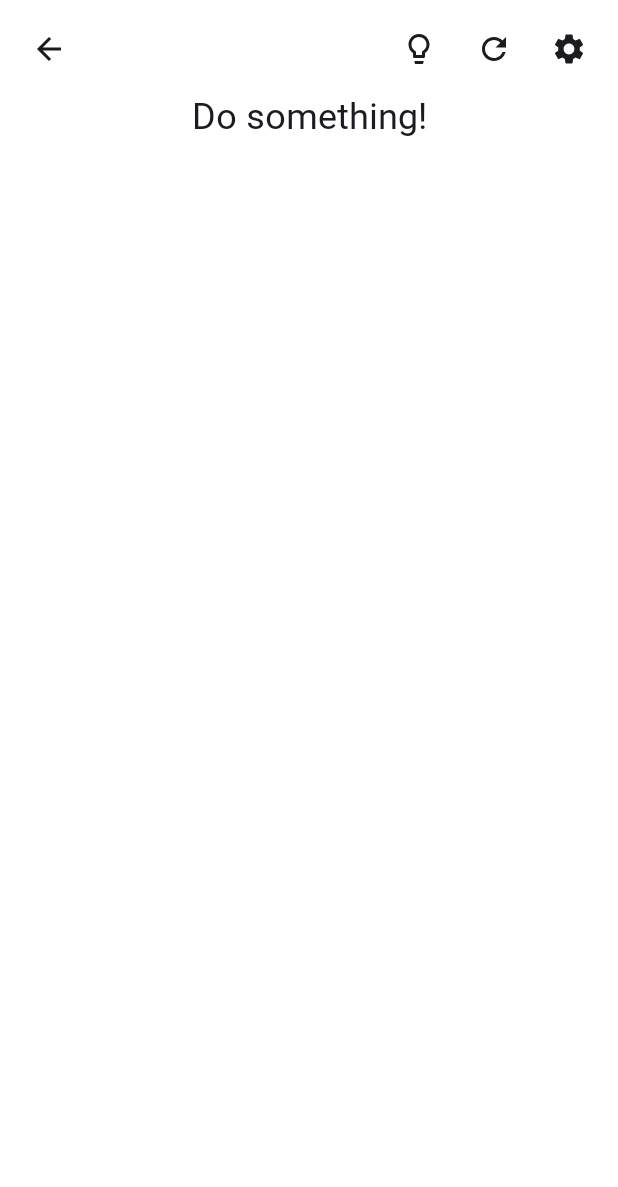
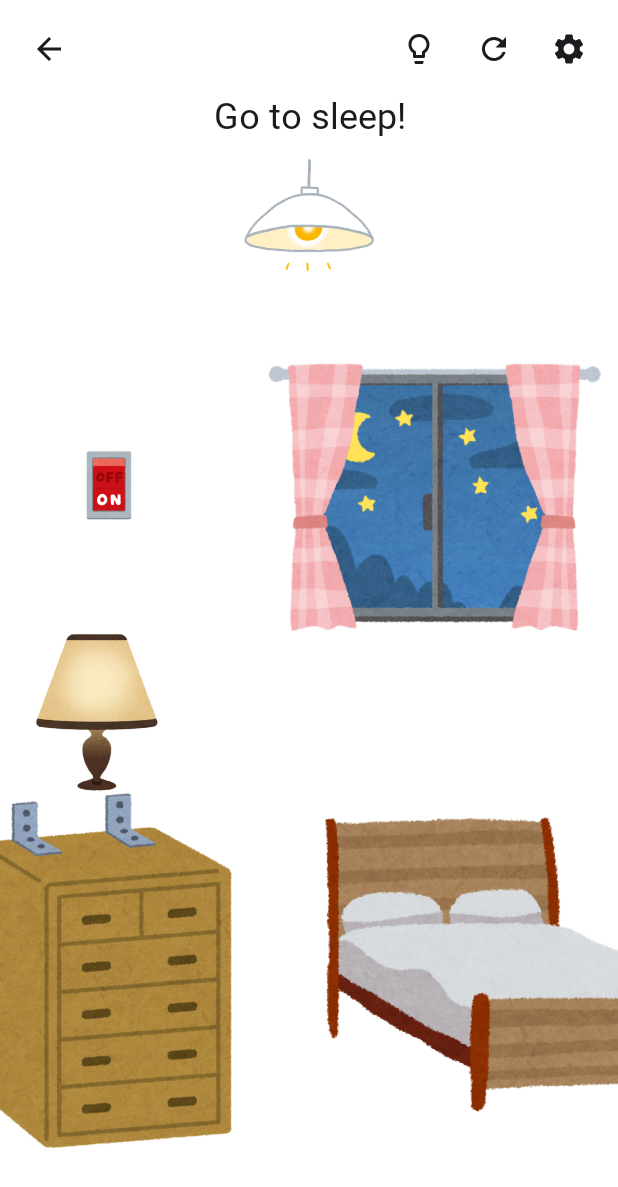
Before and after one commit to Chung1045/Whatever, an Android app: the Level7 screen opened directly, with no data from a screen before it, on a phone screen of 412 x 824 dp. Shown: the top 1187 px of the screen. Run offline under Robolectric (Android 15) with nearby library versions, the phone set to English and light mode, and no system bars.

Commit message:
Initial complete layout of Level7

```diff
--- a/app/src/main/res/layout/activity_level7.xml
+++ b/app/src/main/res/layout/activity_level7.xml
@@ -24,7 +24,7 @@
             android:layout_marginTop="15dp"
             android:background="?selectableItemBackgroundBorderless"
             android:clickable="true"
-            android:contentDescription="Level Selection"
+            android:contentDescription="@string/string_TopAppBar_backBtDescription"
             android:paddingHorizontal="5dp"
             android:paddingVertical="5dp"
             android:src="@drawable/baseline_arrow_back_24"
@@ -49,7 +49,7 @@
                 android:layout_marginEnd="15dp"
                 android:background="?selectableItemBackgroundBorderless"
                 android:clickable="true"
-                android:contentDescription="Hint"
+                android:contentDescription="@string/string_TopAppBar_hintBtDescription"
                 android:paddingHorizontal="5dp"
                 android:paddingVertical="5dp"
                 android:src="@drawable/baseline_lightbulb_outline_24"
@@ -64,7 +64,7 @@
                 android:layout_marginEnd="15dp"
                 android:background="?selectableItemBackgroundBorderless"
                 android:clickable="true"
-                android:contentDescription="Reset"
+                android:contentDescription="@string/string_TopAppBar_resetBtDescription"
                 android:paddingHorizontal="5dp"
                 android:paddingVertical="5dp"
                 android:src="@drawable/baseline_refresh_24"
@@ -79,7 +79,7 @@
                 android:layout_marginEnd="15dp"
                 android:background="?selectableItemBackgroundBorderless"
                 android:clickable="true"
-                android:contentDescription="Settings"
+                android:contentDescription="@string/string_TopAppBar_settingBtDescription"
                 android:paddingHorizontal="5dp"
                 android:paddingVertical="5dp"
                 android:src="@drawable/baseline_settings_24"
@@ -94,7 +94,7 @@
                 android:layout_marginEnd="15dp"
                 android:background="?selectableItemBackgroundBorderless"
                 android:clickable="true"
-                android:contentDescription="Toggle Sound"
+                android:contentDescription="@string/string_TopAppBar_soundBtDescription"
                 android:paddingHorizontal="5dp"
                 android:paddingVertical="5dp"
                 android:src="@drawable/ic_volume_on_24"
@@ -128,7 +128,7 @@
             android:layout_marginEnd="123dp"
             android:fontFamily="@font/inter_variable"
             android:paddingBottom="10dp"
-            android:text="Do something!"
+            android:text="@string/string_Level7_title"
             android:textAlignment="center"
             android:textColor="?attr/colorOnSurface"
             android:textSize="24sp"
@@ -144,10 +144,86 @@
         android:layout_height="0dp"
         app:layout_constraintBottom_toBottomOf="parent"
         app:layout_constraintEnd_toEndOf="parent"
+        app:layout_constraintHorizontal_bias="1.0"
         app:layout_constraintStart_toStartOf="parent"
-        app:layout_constraintTop_toTopOf="@+id/view_topbar_Level7"
-        app:layout_constraintVertical_bias="0.5"
-        tools:visibility="gone">
+        app:layout_constraintTop_toBottomOf="@+id/view_topbar_Level7"
+        app:layout_constraintVertical_bias="1.0"
+        tools:visibility="visible">
+
+        <ImageView
+            android:id="@+id/imageView4"
+            android:layout_width="220dp"
+            android:layout_height="264dp"
+            android:src="@drawable/image_level7_bed"
+            app:layout_constraintBottom_toBottomOf="parent"
+            app:layout_constraintEnd_toEndOf="parent"
+            app:layout_constraintTop_toTopOf="parent"
+            app:layout_constraintVertical_bias="0.898" />
+
+        <ImageView
+            android:id="@+id/imageView2"
+            android:layout_width="41dp"
+            android:layout_height="50dp"
+            android:src="@drawable/image_level7_switch_on"
+            app:layout_constraintBottom_toBottomOf="parent"
+            app:layout_constraintEnd_toEndOf="parent"
+            app:layout_constraintHorizontal_bias="0.14"
+            app:layout_constraintStart_toStartOf="parent"
+            app:layout_constraintTop_toTopOf="parent"
+            app:layout_constraintVertical_bias="0.292" />
+
+        <ImageView
+            android:layout_width="115dp"
+            android:layout_height="84dp"
+            android:src="@drawable/image_level7_light_on"
+            app:layout_constraintEnd_toEndOf="parent"
+            app:layout_constraintStart_toStartOf="parent"
+            app:layout_constraintTop_toTopOf="parent" />
+
+        <ImageView
+            android:id="@+id/imageView3"
+            android:layout_width="183dp"
+            android:layout_height="280dp"
+            android:src="@drawable/image_level7_cabinet"
+            app:layout_constraintBottom_toBottomOf="parent"
+            app:layout_constraintStart_toStartOf="parent"
+            app:layout_constraintTop_toTopOf="parent"
+            app:layout_constraintVertical_bias="0.893" />
+
+        <ImageView
+            android:id="@+id/imageView6"
+            android:layout_width="98dp"
+            android:layout_height="128dp"
+            android:src="@drawable/image_level7_lamp"
+            app:layout_constraintBottom_toBottomOf="parent"
+            app:layout_constraintEnd_toEndOf="parent"
+            app:layout_constraintHorizontal_bias="0.051"
+            app:layout_constraintStart_toStartOf="parent"
+            app:layout_constraintTop_toTopOf="parent"
+            app:layout_constraintVertical_bias="0.519" />
+
+        <ImageView
+            android:id="@+id/imageView5"
+            android:layout_width="200dp"
+            android:layout_height="169dp"
+            android:src="@drawable/image_level7_window_night"
+            app:layout_constraintBottom_toBottomOf="parent"
+            app:layout_constraintEnd_toEndOf="parent"
+            app:layout_constraintHorizontal_bias="0.905"
+            app:layout_constraintStart_toStartOf="parent"
+            app:layout_constraintTop_toTopOf="parent"
+            app:layout_constraintVertical_bias="0.264" />
+
+        <ImageView
+            android:layout_width="230dp"
+            android:layout_height="188dp"
+            android:src="@drawable/image_level7_curtain_open"
+            app:layout_constraintBottom_toBottomOf="parent"
+            app:layout_constraintEnd_toEndOf="parent"
+            app:layout_constraintHorizontal_bias="0.961"
+            app:layout_constraintStart_toStartOf="parent"
+            app:layout_constraintTop_toTopOf="parent"
+            app:layout_constraintVertical_bias="0.252" />
 
         <!-- Place your Level Element here -->
 
@@ -166,7 +242,7 @@
         app:layout_constraintStart_toStartOf="parent"
         app:layout_constraintTop_toTopOf="parent"
         app:layout_constraintVertical_bias="1.0"
-        tools:visibility="visible"> <!-- To block from interacting the item behind the result screen -->
+        tools:visibility="gone"> <!-- To block from interacting the item behind the result screen -->
 
         <TextView
             android:id="@+id/text_Level7_TimeUsedText"
@@ -174,7 +250,7 @@
             android:layout_height="wrap_content"
             android:layout_marginTop="8dp"
             android:fontFamily="@font/inter_variable"
-            android:text="XX:XX"
+            android:text="@string/string_LevelPass_timeUsedPlaceHolder"
             android:textColor="@color/foreground"
             android:textSize="24sp"
             app:layout_constraintEnd_toEndOf="parent"
@@ -189,7 +265,7 @@
             android:layout_marginStart="16dp"
             android:layout_marginTop="92dp"
             android:fontFamily="@font/inter_variable"
-            android:text="Level Completed"
+            android:text="@string/string_LevelPass_levelPassTitle"
             android:textColor="@color/foreground"
             android:textSize="36sp"
             app:layout_constraintStart_toStartOf="parent"
@@ -202,7 +278,7 @@
             android:layout_marginStart="16dp"
             android:layout_marginTop="8dp"
             android:fontFamily="@font/inter_variable"
-            android:text="Time used"
+            android:text="@string/string_LevelPass_timeUsedText"
             android:textColor="@color/foreground"
             android:textSize="24sp"
             app:layout_constraintStart_toStartOf="parent"
@@ -215,7 +291,7 @@
             android:layout_marginStart="16dp"
             android:layout_marginTop="8dp"
             android:fontFamily="@font/inter_variable"
-            android:text="Best Time"
+            android:text="@string/string_LevelPass_bestTimeUsedText"
             android:textColor="@color/foreground"
             android:textSize="24sp"
             app:layout_constraintStart_toStartOf="parent"
@@ -227,7 +303,7 @@
             android:layout_height="wrap_content"
             android:layout_marginTop="8dp"
             android:fontFamily="@font/inter_variable"
-            android:text="XX:XX"
+            android:text="@string/string_LevelPass_bestTimeUsedPlaceHolder"
             android:textColor="@color/foreground"
             android:textSize="24sp"
             app:layout_constraintEnd_toEndOf="parent"
@@ -242,7 +318,7 @@
             android:layout_marginTop="232dp"
             android:fontFamily="@font/inter_variable"
             android:paddingHorizontal="10dp"
-            android:text="I have done something"
+            android:text="@string/string_LevelPass_messagePlaceholder"
             android:textColor="@color/foreground"
             android:textSize="18sp"
             android:textStyle="normal"
@@ -271,7 +347,7 @@
                 android:backgroundTint="@color/foreground"
                 android:drawableEnd="@drawable/baseline_home_24"
                 android:drawableTint="@color/background"
-                android:text="Level Select"
+                android:text="@string/string_LevelPass_levelSelect"
                 android:textColor="@color/background"
                 app:layout_constraintEnd_toEndOf="parent"
                 app:layout_constraintTop_toTopOf="parent" />
@@ -283,7 +359,7 @@
                 android:backgroundTint="@color/foreground"
                 android:drawableEnd="@drawable/baseline_arrow_forward_24"
                 android:drawableTint="@color/background"
-                android:text="Next Level"
+                android:text="@string/string_LevelPass_nextLevel"
                 android:textColor="@color/background"
                 app:layout_constraintEnd_toEndOf="parent"
                 app:layout_constraintTop_toTopOf="parent" />
--- a/app/src/main/res/values/strings.xml
+++ b/app/src/main/res/values/strings.xml
@@ -1,3 +1,17 @@
 <resources>
     <string name="app_name">Whatever¿</string>
+    <string name="string_Level7_title">Go to sleep!</string>
+    <string name="string_LevelPass_nextLevel">Next Level</string>
+    <string name="string_LevelPass_levelSelect">Level Select</string>
+    <string name="string_LevelPass_messagePlaceholder">I have done something</string>
+    <string name="string_LevelPass_bestTimeUsedPlaceHolder">XX:XX</string>
+    <string name="string_LevelPass_bestTimeUsedText">Best Time</string>
+    <string name="string_LevelPass_timeUsedText">Time used</string>
+    <string name="string_LevelPass_levelPassTitle">Level Completed</string>
+    <string name="string_LevelPass_timeUsedPlaceHolder">XX:XX</string>
+    <string name="string_TopAppBar_soundBtDescription">Toggle Sound</string>
+    <string name="string_TopAppBar_settingBtDescription">Settings</string>
+    <string name="string_TopAppBar_resetBtDescription">Reset</string>
+    <string name="string_TopAppBar_hintBtDescription">Hint</string>
+    <string name="string_TopAppBar_backBtDescription">Level Selection</string>
 </resources>
```
Also changed, not shown: app/src/main/res/drawable/image_level7_bed.png (added), app/src/main/res/drawable/image_level7_cabinet.png (added), app/src/main/res/drawable/image_level7_curtain_open.png (added), app/src/main/res/drawable/image_level7_lamp.png (added), app/src/main/res/drawable/image_level7_lamp_glow.png (added), app/src/main/res/drawable/image_level7_light_on.png (added), app/src/main/res/drawable/image_level7_switch_off.png (added), app/src/main/res/drawable/image_level7_switch_on.png (added), app/src/main/res/drawable/image_level7_window_night.png (added).
